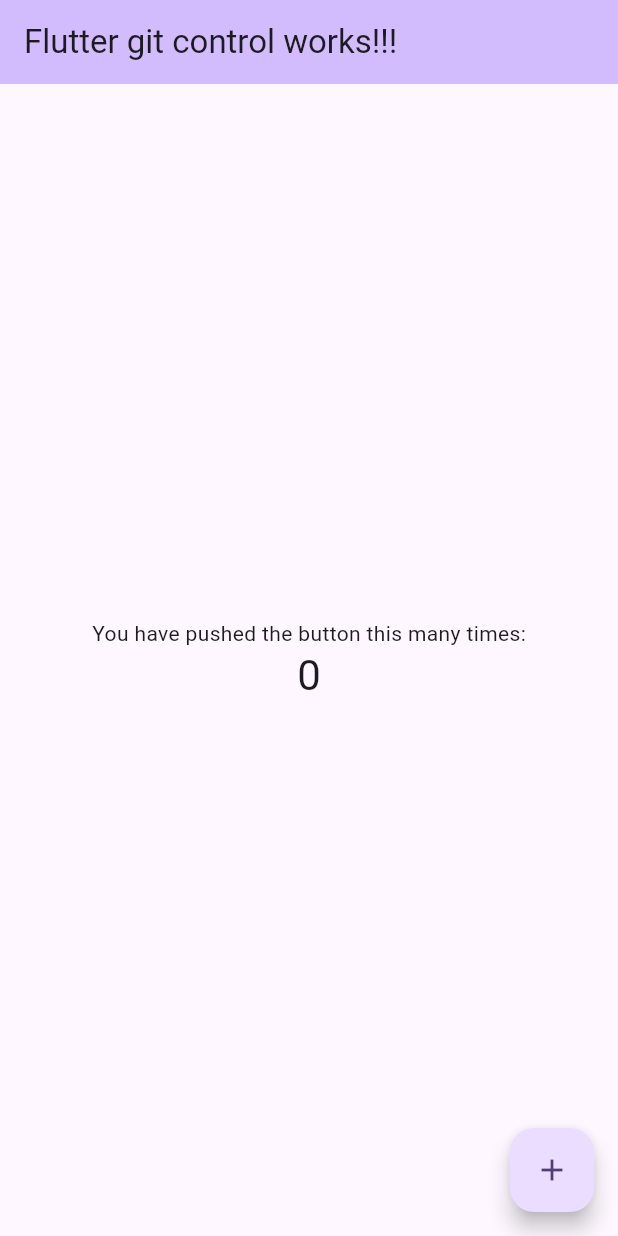
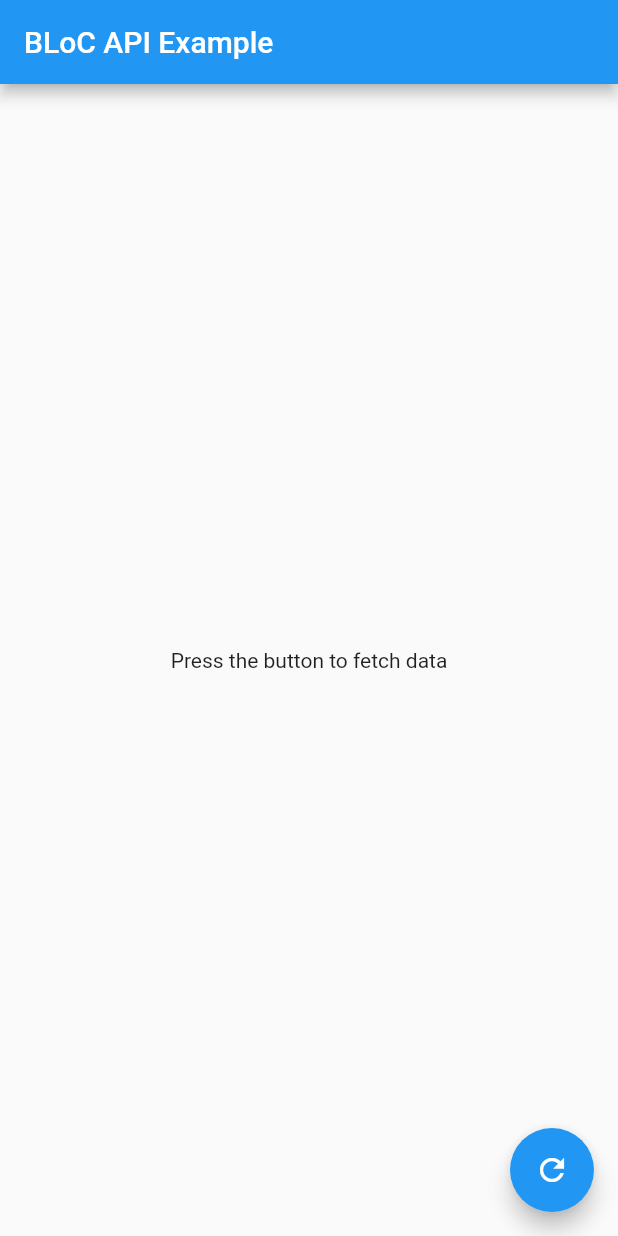
Before and after one commit to SU008/Flutter_Bloc_Example-, a Flutter app: the screen it shows after launch, on a phone screen of 412 x 824 dp. Run offline on Flutter 3.47's test engine with Material 2 defaults, Android fonts, the phone set to English and light mode, and no system bars; our stand-ins replace bloc, flutter_bloc.

Commit message:
working Bloc example using JsonPlaceholder data to display "id & title"

```diff
--- /dev/null
+++ b/lib/API_Bloc.dart
@@ -0,0 +1,57 @@
+import 'dart:convert';
+import 'package:bloc/bloc.dart';
+import 'package:http/http.dart' as http;
+
+// Events
+abstract class ApiEvent {}
+
+class FetchDataEvent extends ApiEvent {}
+
+// States
+abstract class ApiState {}
+
+class InitialState extends ApiState {}
+
+class LoadingState extends ApiState {}
+
+class DataLoadedState extends ApiState {
+  final List<dynamic> data;
+
+  DataLoadedState(this.data);
+}
+
+class ErrorState extends ApiState {
+  final String error;
+
+  ErrorState(this.error);
+}
+
+// BLoC
+class ApiBloc extends Bloc<ApiEvent, ApiState> {
+  final String apiUrl;
+
+  ApiBloc(this.apiUrl) : super(InitialState()) {
+    // Register the event handler for FetchDataEvent
+    on<FetchDataEvent>(_onFetchDataEvent);
+  }
+
+  // Event handler for FetchDataEvent
+  void _onFetchDataEvent(FetchDataEvent event, Emitter<ApiState> emit) async {
+    emit(LoadingState());
+
+    try {
+      final response = await http.get(Uri.parse(apiUrl));
+
+      if (response.statusCode == 200) {
+        List<dynamic> data = json.decode(response.body);
+        emit(DataLoadedState(data));
+      } else {
+        throw Exception("Failed to fetch data");
+      }
+    } catch (error) {
+      emit(ErrorState("Failed to fetch data"));
+    }
+  }
+
+
+}
--- a/lib/main.dart
+++ b/lib/main.dart
@@ -1,111 +1,21 @@
 import 'package:flutter/material.dart';
+import 'package:flutter_bloc/flutter_bloc.dart';
+
+import 'API_Bloc.dart';
+import 'myhomepage.dart';
 
 void main() {
-  runApp(const MyApp());
+  runApp( MyApp());
 }
 
 class MyApp extends StatelessWidget {
-  const MyApp({super.key});
-
-  // This widget is the root of your application.
   @override
   Widget build(BuildContext context) {
     return MaterialApp(
-      title: 'Flutter Demo',
-      theme: ThemeData(
-
-        colorScheme: ColorScheme.fromSeed(seedColor: Colors.deepPurple),
-        useMaterial3: true,
+      home: BlocProvider(
+        create: (context) => ApiBloc("https://jsonplaceholder.typicode.com/posts"),
+        child: MyHomePage(),
       ),
-      home: const MyHomePage(title: 'Flutter git control works!!! '),
     );
   }
 }
-
-class MyHomePage extends StatefulWidget {
-  const MyHomePage({super.key, required this.title});
-
-  // This widget is the home page of your application. It is stateful, meaning
-  // that it has a State object (defined below) that contains fields that affect
-  // how it looks.
-
-  // This class is the configuration for the state. It holds the values (in this
-  // case the title) provided by the parent (in this case the App widget) and
-  // used by the build method of the State. Fields in a Widget subclass are
-  // always marked "final".
-
-  final String title;
-
-  @override
-  State<MyHomePage> createState() => _MyHomePageState();
-}
-
-class _MyHomePageState extends State<MyHomePage> {
-  int _counter = 0;
-
-  void _incrementCounter() {
-    setState(() {
-      // This call to setState tells the Flutter framework that something has
-      // changed in this State, which causes it to rerun the build method below
-      // so that the display can reflect the updated values. If we changed
-      // _counter without calling setState(), then the build method would not be
-      // called again, and so nothing would appear to happen.
-      _counter++;
-    });
-  }
-
-  @override
-  Widget build(BuildContext context) {
-    // This method is rerun every time setState is called, for instance as done
-    // by the _incrementCounter method above.
-    //
-    // The Flutter framework has been optimized to make rerunning build methods
-    // fast, so that you can just rebuild anything that needs updating rather
-    // than having to individually change instances of widgets.
-    return Scaffold(
-      appBar: AppBar(
-        // TRY THIS: Try changing the color here to a specific color (to
-        // Colors.amber, perhaps?) and trigger a hot reload to see the AppBar
-        // change color while the other colors stay the same.
-        backgroundColor: Theme.of(context).colorScheme.inversePrimary,
-        // Here we take the value from the MyHomePage object that was created by
-        // the App.build method, and use it to set our appbar title.
-        title: Text(widget.title),
-      ),
-      body: Center(
-        // Center is a layout widget. It takes a single child and positions it
-        // in the middle of the parent.
-        child: Column(
-          // Column is also a layout widget. It takes a list of children and
-          // arranges them vertically. By default, it sizes itself to fit its
-          // children horizontally, and tries to be as tall as its parent.
-          //
-          // Column has various properties to control how it sizes itself and
-          // how it positions its children. Here we use mainAxisAlignment to
-          // center the children vertically; the main axis here is the vertical
-          // axis because Columns are vertical (the cross axis would be
-          // horizontal).
-          //
-          // TRY THIS: Invoke "debug painting" (choose the "Toggle Debug Paint"
-          // action in the IDE, or press "p" in the console), to see the
-          // wireframe for each widget.
-          mainAxisAlignment: MainAxisAlignment.center,
-          children: <Widget>[
-            const Text(
-              'You have pushed the button this many times:',
-            ),
-            Text(
-              '$_counter',
-              style: Theme.of(context).textTheme.headlineMedium,
-            ),
-          ],
-        ),
-      ),
-      floatingActionButton: FloatingActionButton(
-        onPressed: _incrementCounter,
-        tooltip: 'Increment',
-        child: const Icon(Icons.add),
-      ), // This trailing comma makes auto-formatting nicer for build methods.
-    );
-  }
-}
--- /dev/null
+++ b/lib/myhomepage.dart
@@ -0,0 +1,48 @@
+import 'package:flutter/material.dart';
+import 'package:flutter_bloc/flutter_bloc.dart';
+
+import 'API_Bloc.dart';
+
+
+
+class MyHomePage extends StatelessWidget {
+  @override
+  Widget build(BuildContext context) {
+    final ApiBloc apiBloc = BlocProvider.of<ApiBloc>(context);
+
+    return Scaffold(
+      appBar: AppBar(
+        title: const Text('BLoC API Example'),
+      ),
+      body: BlocBuilder<ApiBloc, ApiState>(
+        builder: (context, state) {
+          if (state is LoadingState) {
+            return const Center(child: CircularProgressIndicator());
+          } else if (state is DataLoadedState) {
+            List<dynamic> data = state.data;
+
+            return ListView.builder(
+              itemCount: data.length,
+              itemBuilder: (context, index) {
+                return ListTile(
+                  title: Text(data[index]['title']),
+                  leading: Text(data[index]['id'].toString()),
+                );
+              },
+            );
+          } else if (state is ErrorState) {
+            return Center(child: Text(state.error));
+          } else {
+            return const Center(child: Text('Press the button to fetch data'));
+          }
+        },
+      ),
+      floatingActionButton: FloatingActionButton(
+        onPressed: () {
+          apiBloc.add(FetchDataEvent());
+        },
+        child: const Icon(Icons.refresh),
+      ),
+    );
+  }
+}
--- a/pubspec.yaml
+++ b/pubspec.yaml
@@ -28,6 +28,9 @@
 # the latest version available on pub.dev. To see which dependencies have newer
 # versions available, run `flutter pub outdated`.
 dependencies:
+  bloc:
+  flutter_bloc:
+  http:
   flutter:
     sdk: flutter
 
```
Also changed, not shown: pubspec.lock, 2 other files.
